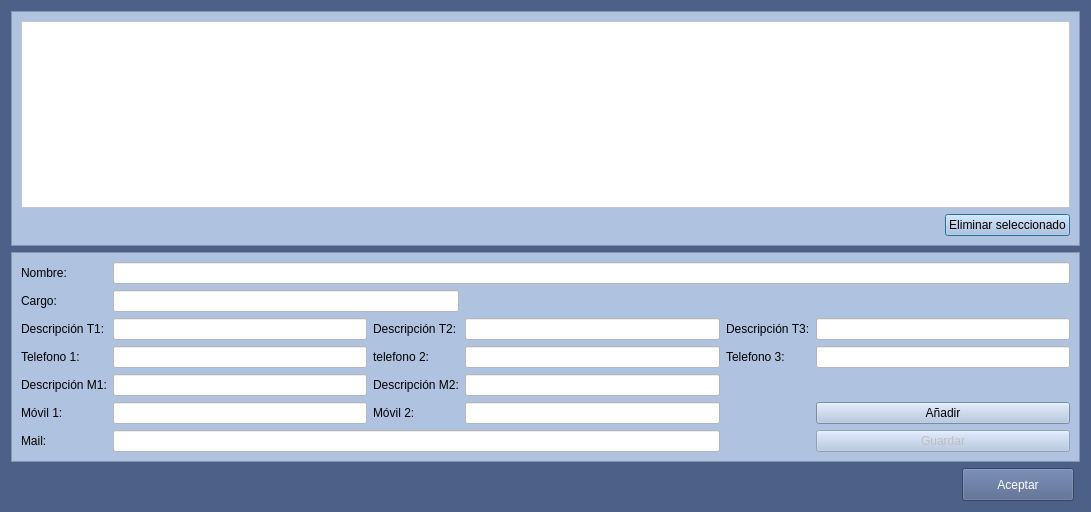
This is Zona_Pacientes/frmpersonascontactocliente.ui in arcnexus/RedFoX as Qt 5 draws it before an edit. The edited form follows.
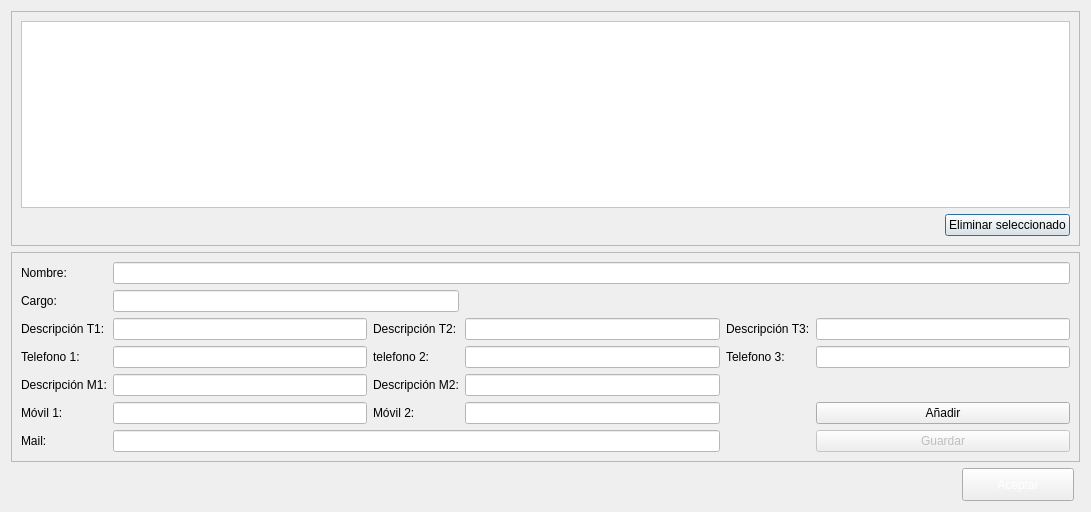
This is the edited form. Icons and pictures are not drawn.

```diff
--- a/Zona_Pacientes/frmpersonascontactocliente.ui
+++ b/Zona_Pacientes/frmpersonascontactocliente.ui
@@ -17,15 +17,9 @@
    <iconset>
     <normaloff>:/Icons/PNG/Maya.png</normaloff>:/Icons/PNG/Maya.png</iconset>
   </property>
-  <property name="styleSheet">
-   <string notr="true">background-color:#4c6088</string>
-  </property>
   <layout class="QGridLayout" name="gridLayout_3">
    <item row="0" column="0" colspan="3">
     <widget class="QFrame" name="frame">
-     <property name="styleSheet">
-      <string notr="true">background-color: rgb(175,195,225);</string>
-     </property>
      <property name="frameShape">
       <enum>QFrame::StyledPanel</enum>
      </property>
@@ -91,9 +85,6 @@
    </item>
    <item row="1" column="0" colspan="3">
     <widget class="QFrame" name="frame_2">
-     <property name="styleSheet">
-      <string notr="true">background-color: rgb(175,195,225);</string>
-     </property>
      <property name="frameShape">
       <enum>QFrame::StyledPanel</enum>
      </property>
```
